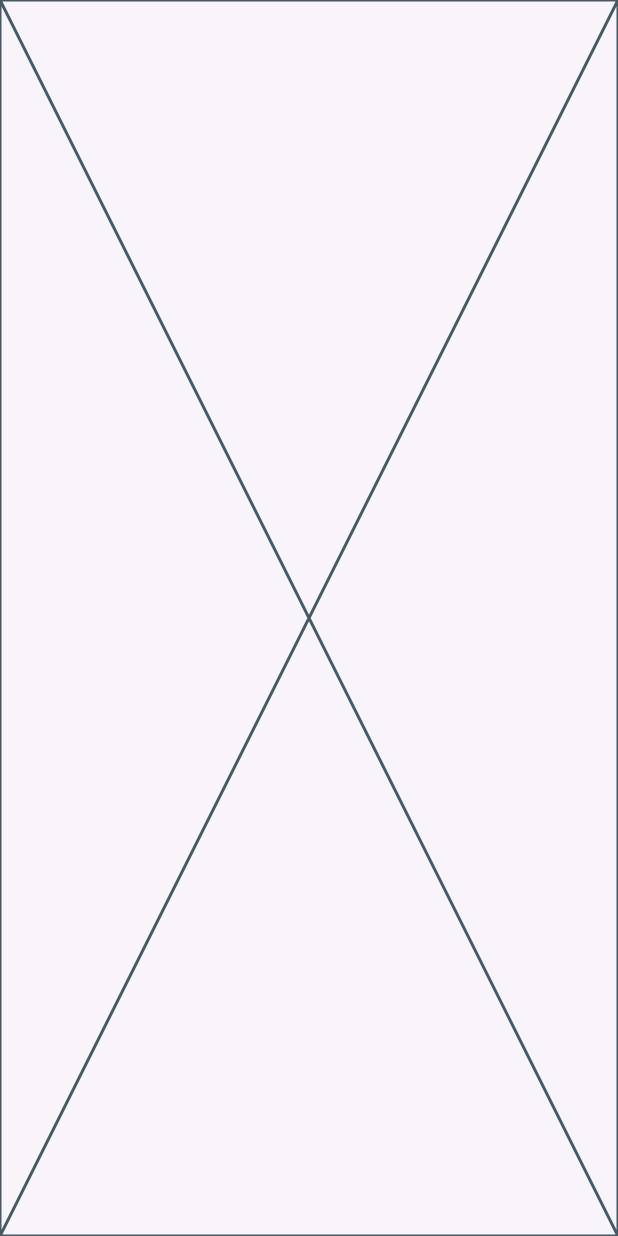
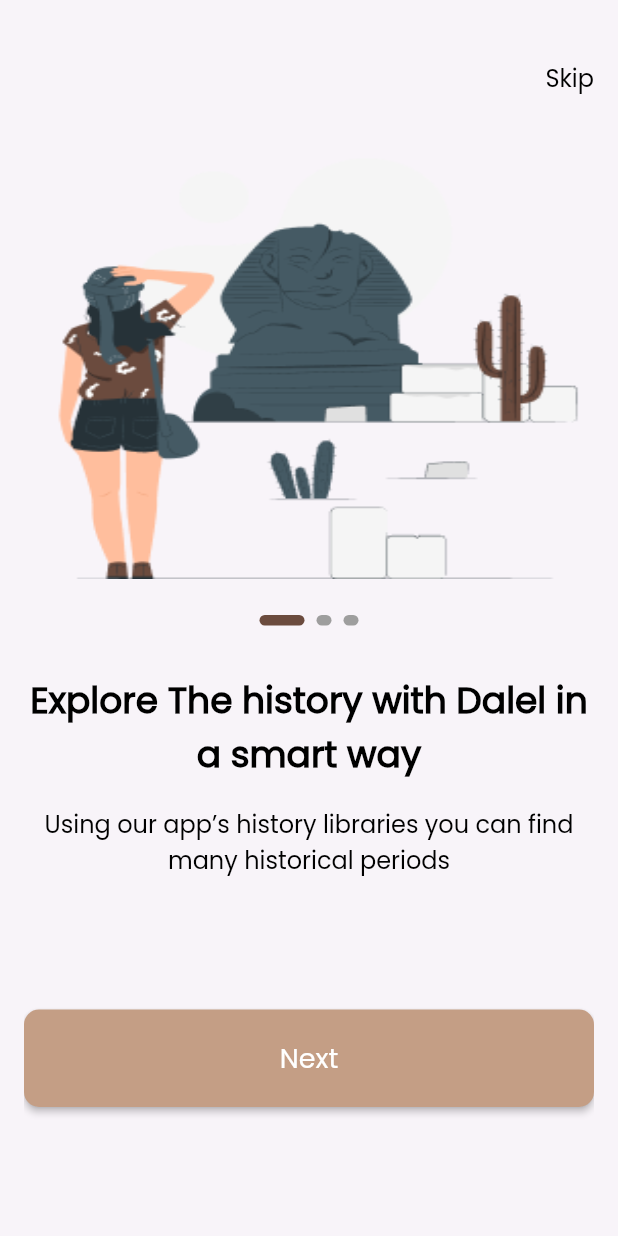
Before and after one commit to AbdelrahmanZeid/DalelApp, a Flutter app: the screen it shows after launch, on a phone screen of 412 x 824 dp. Run offline on Flutter 3.47's test engine with Material 2 defaults, Android fonts, the phone set to English and light mode, and no system bars; drawn by our look-alikes of smooth_page_indicator; our stand-ins replace go_router.

Commit message:
finish onboarding view

```diff
--- a/lib/core/routes/app_routes.dart
+++ b/lib/core/routes/app_routes.dart
@@ -0,0 +1,20 @@
+import 'package:dalel/features/onboarding/presentation/views/onboarding_view.dart';
+import 'package:dalel/features/splash/presentation/views/splash_view.dart';
+import 'package:go_router/go_router.dart';
+
+final GoRouter router = GoRouter(
+    routes: [
+      GoRoute(
+        path: '/',
+        builder: (context, GoRouterState state) {
+          return const SplashView();
+        },
+      ),
+      GoRoute(
+        path: '/onBoarding',
+        builder: (context, GoRouterState state) {
+          return const OnBoardingView();
+        },
+      ),
+    ],
+  );
--- a/lib/core/utils/app_assets.dart
+++ b/lib/core/utils/app_assets.dart
@@ -3,29 +3,33 @@ class Assets {
 
   /// Assets for assetsImagesForgetPassword
   /// assets/images/forget_password.png
-  static const String assetsImagesForgetPassword = "assets/images/forget_password.png";
+  static const String assetsImagesForgetPassword =
+      "assets/images/forget_password.png";
 
   /// Assets for assetsImagesOnBoardingOne
   /// assets/images/onBoarding_one.png
-  static const String assetsImagesOnBoardingOne = "assets/images/onBoarding_one.png";
+  static const String assetsImagesOnBoardingOne =
+      "assets/images/onBoarding_one.png";
 
   /// Assets for assetsImagesOnBoardingThree
   /// assets/images/onBoarding_three.png
-  static const String assetsImagesOnBoardingThree = "assets/images/onBoarding_three.png";
+  static const String assetsImagesOnBoardingThree =
+      "assets/images/onBoarding_three.png";
 
   /// Assets for assetsImagesOnBoardingTwo
   /// assets/images/onBoarding_two.png
-  static const String assetsImagesOnBoardingTwo = "assets/images/onBoarding_two.png";
+  static const String assetsImagesOnBoardingTwo =
+      "assets/images/onBoarding_two.png";
 
   /// Assets for assetsImagesSuccessOrder
   /// assets/images/success_order.png
-  static const String assetsImagesSuccessOrder = "assets/images/success_order.png";
+  static const String assetsImagesSuccessOrder =
+      "assets/images/success_order.png";
 
   /// Assets for assetsImagesVector
   /// assets/images/Vector.svg
   static const String assetsImagesVector = "assets/images/Vector.svg";
 
-  /// Assets for assetsImagesVector (1)
-  /// assets/images/Vector (1).svg
-  static const String assetsImagesVector (1) = "assets/images/Vector (1).svg";
+
+  static const String assetsImagesVectorOne = "assets/images/Vector (1).svg";
 }
--- a/lib/core/utils/app_color.dart
+++ b/lib/core/utils/app_color.dart
@@ -1,8 +1,12 @@
 import 'package:flutter/material.dart';
 
-abstract class AppColor{
-  static const primaryColor=Color(0xffC49E85);
-  static const splashTextColor=Color(0xff6B4B3E);
-  static const scaffoldBackGroundColor=Color(0xffF8F4F9);
-  static const skipColor=Color(0xff000000);
+abstract class AppColor {
+  static const primaryColor = Color(0xffC49E85);
+  static const splashTextColor = Color(0xff6B4B3E);
+  static const scaffoldBackGroundColor = Color(0xffF8F4F9);
+  static const skipColor = Color(0xff000000);
+  static const Color grey = Color(0xffC4C4C4);
+  static const Color deepGrey = Color(0xff6F6460);
+  static const Color lightGrey = Color(0xffB4B4B4);
+  static const Color black = Color(0xff333333);
 }
--- a/lib/core/utils/app_functions.dart
+++ b/lib/core/utils/app_functions.dart
@@ -1,3 +1,9 @@
-abstract class AppFunction{
+import 'package:go_router/go_router.dart';
 
+navigation(context, String path) {
+  GoRouter.of(context).push(path);
 }
+
+navigationWithReplacment(context, String path) {
+  GoRouter.of(context).pushReplacement(path);
+}
--- a/lib/core/utils/app_strings.dart
+++ b/lib/core/utils/app_strings.dart
@@ -5,7 +5,7 @@ abstract class AppStrings {
       //!On Boarding Strings
       skip = "Skip",
       next = "Next",
-      onboardingItemTitleOne = "Explore The history with dalel i smart way",
+      onboardingItemTitleOne = "Explore The history with Dalel in a smart way",
       onboardingItemSubTitleOne = "Using our app’s history libraries you can find many historical periods",
       onboardingItemTitleTwo = "From every place on earth",
       onboardingItemSubTitleTwo= "A big variety of ancient places from all over the world",
--- a/lib/core/utils/app_text_style.dart
+++ b/lib/core/utils/app_text_style.dart
@@ -6,5 +6,29 @@ abstract class AppTextStyle {
         fontSize: 64,
         fontWeight: FontWeight.w400,
         color: AppColor.splashTextColor,
+        fontFamily: "Pacifico",
+      );
+  static TextStyle skipStyle() => const TextStyle(
+        fontSize: 16,
+        fontWeight: FontWeight.w400,
+        color: AppColor.skipColor,
+      );
+  static TextStyle onBoardingTitleStyle() => const TextStyle(
+        fontSize: 24,
+        fontWeight: FontWeight.w500,
+        color: AppColor.skipColor,
+
+      );
+  static TextStyle onBoardingSubTitleStyle() => const TextStyle(
+        fontSize: 16,
+        fontWeight: FontWeight.w300,
+        color: AppColor.skipColor,
+
+      );
+  static TextStyle buttonTextStyle() => const TextStyle(
+        fontSize: 18,
+        fontWeight: FontWeight.w500,
+        color: Colors.white,
+
       );
 }
--- a/lib/core/utils/theme_manager.dart
+++ b/lib/core/utils/theme_manager.dart
@@ -5,7 +5,7 @@ import 'package:flutter/services.dart';
 class ThemeManager {
   static ThemeData getTheme() => ThemeData(
         scaffoldBackgroundColor: AppColor.scaffoldBackGroundColor,
-        fontFamily: 'Pacifico',
+        fontFamily: 'Poppins',
         appBarTheme: const AppBarTheme(
           systemOverlayStyle: SystemUiOverlayStyle(
             statusBarColor: AppColor.scaffoldBackGroundColor,
--- /dev/null
+++ b/lib/core/widgets/custom_button.dart
@@ -0,0 +1,31 @@
+import 'package:dalel/core/utils/app_color.dart';
+import 'package:dalel/core/utils/app_strings.dart';
+import 'package:dalel/core/utils/app_text_style.dart';
+import 'package:flutter/material.dart';
+
+class CustomButton extends StatelessWidget {
+  const CustomButton({super.key});
+
+  @override
+  Widget build(BuildContext context) {
+    return ElevatedButton(
+      style: ElevatedButton.styleFrom(
+        minimumSize: const Size(
+          343,
+          65,
+        ),
+        shape: RoundedRectangleBorder(
+          borderRadius: BorderRadius.circular(
+            10,
+          ),
+        ),
+        backgroundColor: AppColor.primaryColor,
+      ),
+      onPressed: () {},
+      child: Text(
+        AppStrings.next,
+        style: AppTextStyle.buttonTextStyle(),
+      ),
+    );
+  }
+}
--- a/lib/dalel.dart
+++ b/lib/dalel.dart
@@ -1,14 +1,14 @@
+import 'package:dalel/core/routes/app_routes.dart';
 import 'package:dalel/core/utils/theme_manager.dart';
-import 'package:dalel/features/splash/presentation/views/splash_view.dart';
 import 'package:flutter/material.dart';
 
 class Dalel extends StatelessWidget {
   const Dalel({super.key});
 
   @override
-  Widget build(BuildContext context) => MaterialApp(
+  Widget build(BuildContext context) => MaterialApp.router(
         debugShowCheckedModeBanner: false,
-        home: const SplashView(),
         theme: ThemeManager.getTheme(),
+        routerConfig: router,
       );
 }
--- a/lib/features/onboarding/presentation/views/onboarding_view.dart
+++ b/lib/features/onboarding/presentation/views/onboarding_view.dart
@@ -1,4 +1,4 @@
- import 'package:dalel/features/onboarding/presentation/widgets/onboarding_view_body.dart';
+import 'package:dalel/features/onboarding/presentation/widgets/onboarding_view_body.dart';
 import 'package:flutter/material.dart';
 
 class OnBoardingView extends StatelessWidget {
@@ -6,8 +6,10 @@ class OnBoardingView extends StatelessWidget {
 
   @override
   Widget build(BuildContext context) {
-    return const Scaffold(
-      body: OnBoardingViewBody(),
+    return  SafeArea(
+      child:  Scaffold(
+        body: OnBoardingViewBody(),
+      ),
     );
   }
 }
--- /dev/null
+++ b/lib/features/onboarding/presentation/widgets/custom_smooth_page_indicator.dart
@@ -0,0 +1,21 @@
+import 'package:dalel/core/utils/app_color.dart';
+import 'package:dalel/features/onboarding/data/onboarding_model.dart';
+import 'package:flutter/material.dart';
+import 'package:smooth_page_indicator/smooth_page_indicator.dart';
+
+class CustomSmoothPageIndicator extends StatelessWidget {
+  const CustomSmoothPageIndicator({super.key, required this.pageController});
+  final PageController pageController;
+  @override
+  Widget build(BuildContext context) {
+    return SmoothPageIndicator(
+      controller: pageController,
+      count: onBoardingListItem.length,
+      effect:const  ExpandingDotsEffect(
+        activeDotColor: AppColor.splashTextColor,
+        dotHeight: 7,
+        dotWidth: 10,
+      ),
+    );
+  }
+}
--- a/lib/features/onboarding/presentation/widgets/onboarding_view_body.dart
+++ b/lib/features/onboarding/presentation/widgets/onboarding_view_body.dart
@@ -1,10 +1,97 @@
+import 'package:dalel/core/utils/app_strings.dart';
+import 'package:dalel/core/utils/app_text_style.dart';
+import 'package:dalel/core/widgets/custom_button.dart';
+import 'package:dalel/features/onboarding/data/onboarding_model.dart';
+import 'package:dalel/features/onboarding/presentation/widgets/custom_smooth_page_indicator.dart';
 import 'package:flutter/material.dart';
 
 class OnBoardingViewBody extends StatelessWidget {
-  const OnBoardingViewBody({super.key});
+  OnBoardingViewBody({super.key});
 
   @override
+  final PageController _pageController = PageController();
   Widget build(BuildContext context) {
-    return const Placeholder();
+    return Padding(
+      padding: const EdgeInsets.symmetric(horizontal: 16),
+      child: Column(
+        children: [
+          const SizedBox(
+            height: 40,
+          ),
+          Align(
+            alignment: Alignment.centerRight,
+            child: Text(
+              AppStrings.skip,
+              style: AppTextStyle.onBoardingSubTitleStyle().copyWith(
+                fontWeight: FontWeight.w400,
+              ),
+            ),
+          ),
+          const SizedBox(
+            height: 32,
+          ),
+          Expanded(
+            child: PageView.builder(
+              controller: _pageController,
+              physics: const BouncingScrollPhysics(),
+              itemCount: onBoardingListItem.length,
+              itemBuilder: (context, index) {
+                return Expanded(
+                  child: ListView(
+                    physics: const BouncingScrollPhysics(),
+                    children: [
+                      Container(
+                        height: 290,
+                        width: 343,
+                        decoration: BoxDecoration(
+                          image: DecorationImage(
+                            image: AssetImage(
+                              onBoardingListItem[index].image,
+                            ),
+                            fit: BoxFit.fill,
+                          ),
+                        ),
+                      ),
+                      const SizedBox(
+                        height: 24,
+                      ),
+                      Center(
+                        child: CustomSmoothPageIndicator(
+                          pageController: _pageController,
+                        ),
+                      ),
+                      const SizedBox(
+                        height: 32,
+                      ),
+                      Text(
+                        onBoardingListItem[index].title,
+                        style: AppTextStyle.onBoardingTitleStyle().copyWith(
+                          fontWeight: FontWeight.bold,
+                        ),
+                        textAlign: TextAlign.center,
+                        maxLines: 2,
+                      ),
+                      const SizedBox(
+                        height: 16,
+                      ),
+                      Text(
+                        onBoardingListItem[index].subTitle,
+                        style: AppTextStyle.onBoardingSubTitleStyle(),
+                        textAlign: TextAlign.center,
+                        maxLines: 2,
+                      ),
+                      const SizedBox(
+                        height: 88,
+                      ),
+                      CustomButton(),
+                    ],
+                  ),
+                );
+              },
+            ),
+          ),
+        ],
+      ),
+    );
   }
 }
--- a/lib/features/splash/presentation/views/splash_view.dart
+++ b/lib/features/splash/presentation/views/splash_view.dart
@@ -1,4 +1,4 @@
-import 'package:dalel/features/onboarding/presentation/views/onboarding_view.dart';
+import 'package:dalel/core/utils/app_functions.dart';
 import 'package:dalel/features/splash/presentation/widgets/splash_view_body.dart';
 import 'package:flutter/material.dart';
 
@@ -12,19 +12,7 @@ class SplashView extends StatefulWidget {
 class _SplashViewState extends State<SplashView> {
   @override
   void initState() {
-    Future.delayed(
-        const Duration(
-          seconds: 2,
-        ), () {
-      Navigator.pushReplacement(
-        context,
-        MaterialPageRoute(
-          builder: (context) {
-            return OnBoardingView();
-          },
-        ),
-      );
-    });
+    delayFunction(context);
     super.initState();
   }
 
@@ -35,3 +23,14 @@ class _SplashViewState extends State<SplashView> {
     );
   }
 }
+
+void delayFunction(context) {
+  Future.delayed(
+    const Duration(
+      seconds: 2,
+    ),
+    () {
+      navigationWithReplacment(context, '/onBoarding');
+    },
+  );
+}
```
Also changed, not shown: lib/features/onboarding/presentation/widgets/custom_page_view.dart (added).
